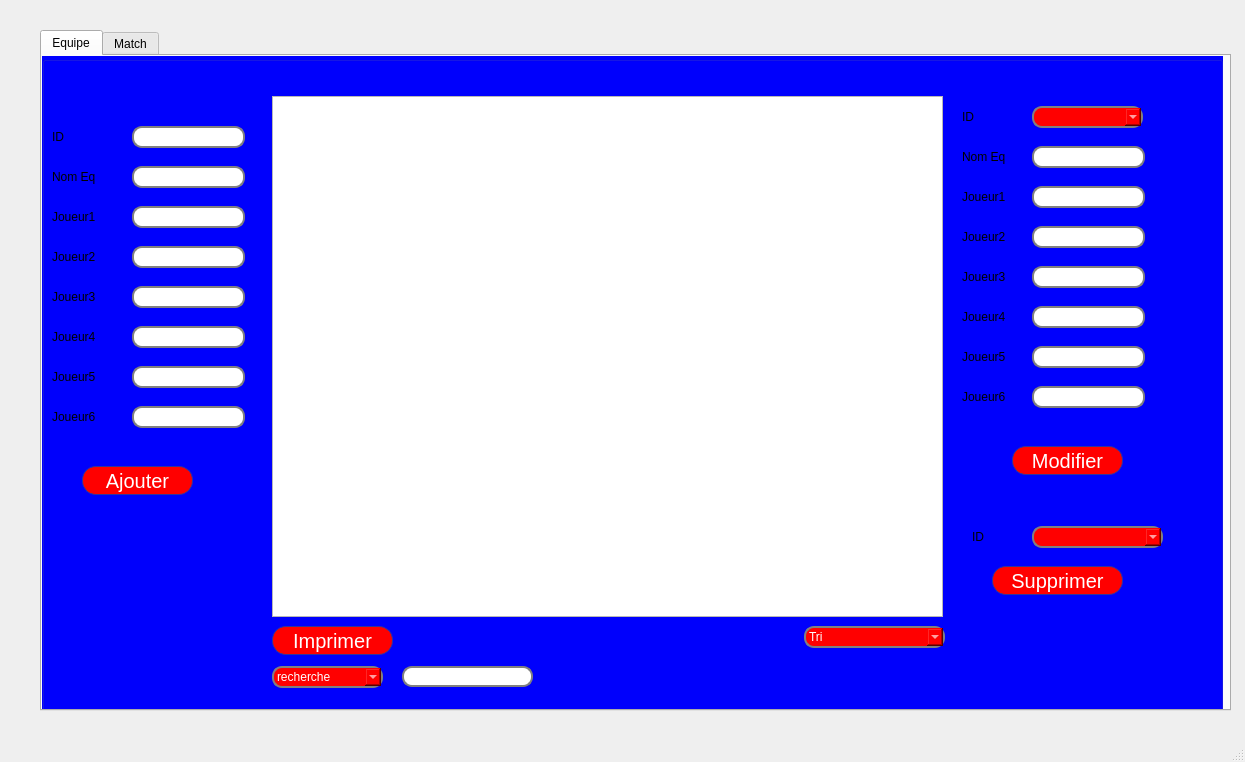
The window that mainwindow.ui (Alahamed/Projet-Cpp) describes before a commit, drawn with Qt 5.
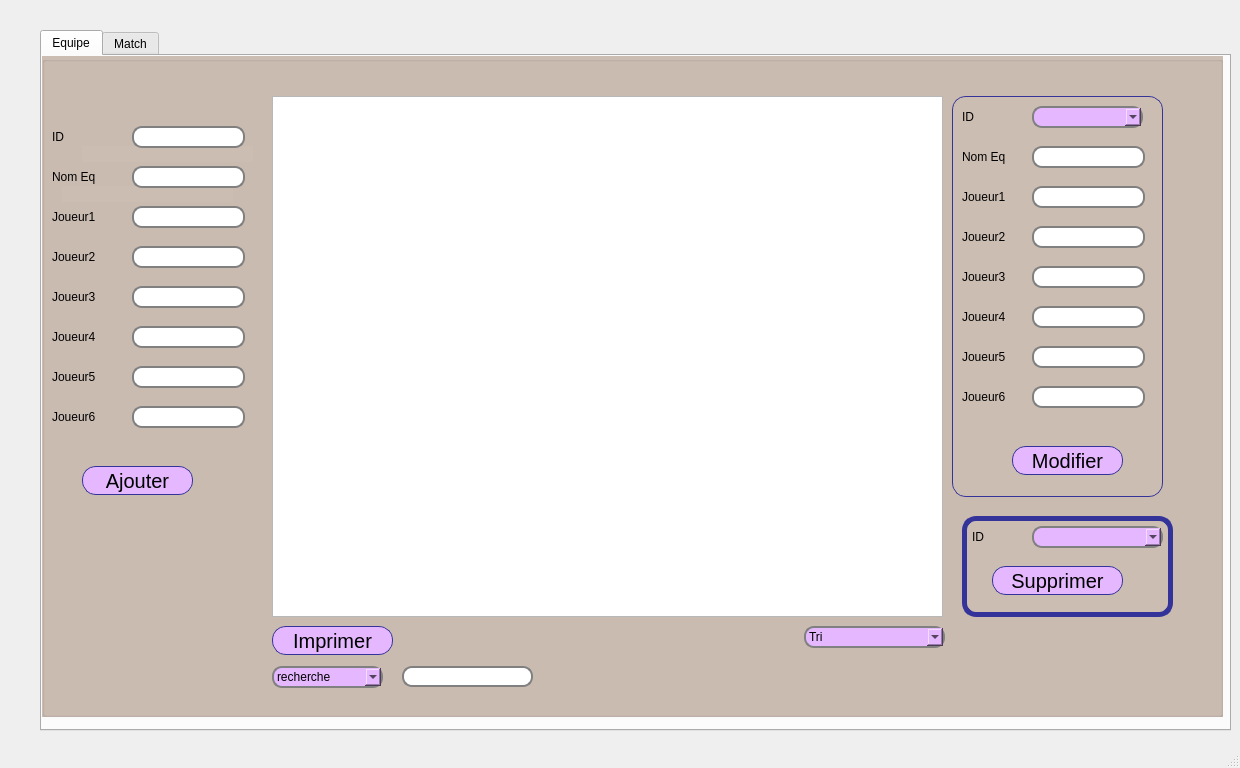
The same window after the commit. The open tabs and pages were chosen to show the change. Icons and pictures are not drawn.

```diff
--- a/mainwindow.ui
+++ b/mainwindow.ui
@@ -6,8 +6,8 @@
    <rect>
     <x>0</x>
     <y>0</y>
-    <width>1245</width>
-    <height>762</height>
+    <width>1240</width>
+    <height>768</height>
    </rect>
   </property>
   <property name="windowTitle">
@@ -20,7 +20,7 @@
       <x>40</x>
       <y>30</y>
       <width>1191</width>
-      <height>681</height>
+      <height>701</height>
      </rect>
     </property>
     <property name="styleSheet">
@@ -308,8 +308,8 @@
       </property>
       <property name="styleSheet">
        <string notr="true">QPushButton {
-color: white;
-background-color: red;
+color: rgb(0, 0, 0);
+background-color: rgb(228, 183, 255);
 border-width: 1px;
 border-color: #339;
 border-style: solid;
@@ -338,8 +338,10 @@
       <property name="styleSheet">
        <string notr="true">border: 2px solid gray;
 border-radius: 10px;
-background-color: red;
-color : white;</string>
+background-color: rgb(228, 183, 255);
+color : rgb(0, 0, 0);
+
+</string>
       </property>
      </widget>
      <widget class="QLabel" name="IDequipe_2">
@@ -586,8 +588,8 @@
       </property>
       <property name="styleSheet">
        <string notr="true">QPushButton {
-color: white;
-background-color: red;
+color: rgb(0, 0, 0);
+background-color: rgb(228, 183, 255);
 border-width: 1px;
 border-color: #339;
 border-style: solid;
@@ -616,8 +618,10 @@
       <property name="styleSheet">
        <string notr="true">border: 2px solid gray;
 border-radius: 10px;
-background-color: red;
-color : white;</string>
+background-color: rgb(228, 183, 255);
+color : rgb(0, 0, 0);
+
+</string>
       </property>
      </widget>
      <widget class="QLabel" name="IDequipe_3">
@@ -644,8 +648,8 @@
       </property>
       <property name="styleSheet">
        <string notr="true">QPushButton {
-color: white;
-background-color: red;
+color: rgb(0, 0, 0);
+background-color: rgb(228, 183, 255);
 border-width: 1px;
 border-color: #339;
 border-style: solid;
@@ -673,8 +677,8 @@
       </property>
       <property name="styleSheet">
        <string notr="true">QPushButton {
-color: white;
-background-color: red;
+color: rgb(0, 0, 0);
+background-color: rgb(228, 183, 255);
 border-width: 1px;
 border-color: #339;
 border-style: solid;
@@ -718,8 +722,10 @@
       <property name="styleSheet">
        <string notr="true">border: 2px solid gray;
 border-radius: 10px;
-background-color: red;
-color : white;</string>
+background-color: rgb(228, 183, 255);
+color : rgb(0, 0, 0);
+
+</string>
       </property>
       <item>
        <property name="text">
@@ -749,8 +755,10 @@
       <property name="styleSheet">
        <string notr="true">border: 2px solid gray;
 border-radius: 10px;
-background-color: red;
-color : white;</string>
+background-color: rgb(228, 183, 255);
+color : rgb(0, 0, 0);
+
+</string>
       </property>
       <item>
        <property name="text">
@@ -778,11 +786,85 @@
        </rect>
       </property>
       <property name="styleSheet">
-       <string notr="true">background-color: blue;</string>
+       <string notr="true">background-color: rgb(204, 189, 179);</string>
       </property>
       <property name="title">
        <string/>
       </property>
+      <widget class="QGroupBox" name="groupBox_4">
+       <property name="geometry">
+        <rect>
+         <x>910</x>
+         <y>40</y>
+         <width>211</width>
+         <height>401</height>
+        </rect>
+       </property>
+       <property name="styleSheet">
+        <string notr="true">border-width: 1px;
+border-color: #339;
+border-style: solid;
+border-radius:14;
+font-size: 20px;</string>
+       </property>
+       <property name="title">
+        <string/>
+       </property>
+      </widget>
+      <widget class="QGroupBox" name="groupBox_6">
+       <property name="geometry">
+        <rect>
+         <x>920</x>
+         <y>460</y>
+         <width>211</width>
+         <height>101</height>
+        </rect>
+       </property>
+       <property name="styleSheet">
+        <string notr="true">border-width: 5px;
+border-color: #339;
+border-style: solid;
+border-radius:14;
+font-size: 20px;</string>
+       </property>
+       <property name="title">
+        <string/>
+       </property>
+      </widget>
+      <widget class="QLabel" name="label_nom">
+       <property name="geometry">
+        <rect>
+         <x>20</x>
+         <y>130</y>
+         <width>171</width>
+         <height>16</height>
+        </rect>
+       </property>
+       <property name="styleSheet">
+        <string notr="true">color:red;
+</string>
+       </property>
+       <property name="text">
+        <string/>
+       </property>
+      </widget>
+      <widget class="QLabel" name="label_id">
+       <property name="geometry">
+        <rect>
+         <x>40</x>
+         <y>90</y>
+         <width>171</width>
+         <height>16</height>
+        </rect>
+       </property>
+       <property name="styleSheet">
+        <string notr="true">color:red;
+</string>
+       </property>
+       <property name="text">
+        <string/>
+       </property>
+      </widget>
      </widget>
      <zorder>groupBox</zorder>
      <zorder>tabEquipe</zorder>
```
Left out of the diff: 92 changed lines with no effect on the pictures.
